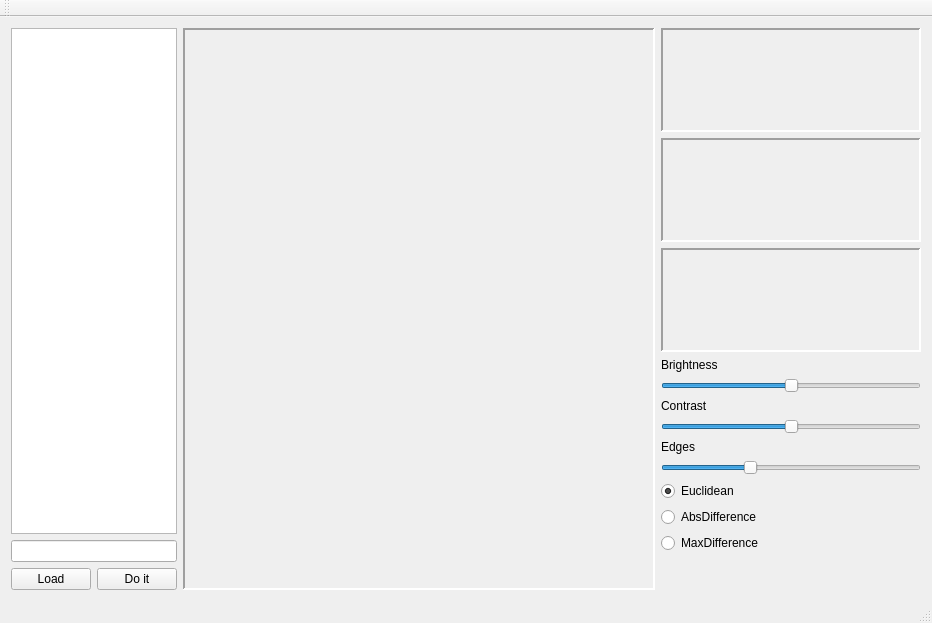
Old version of the form fpimage.ui in the repository Xuzon/ImageProcessing.
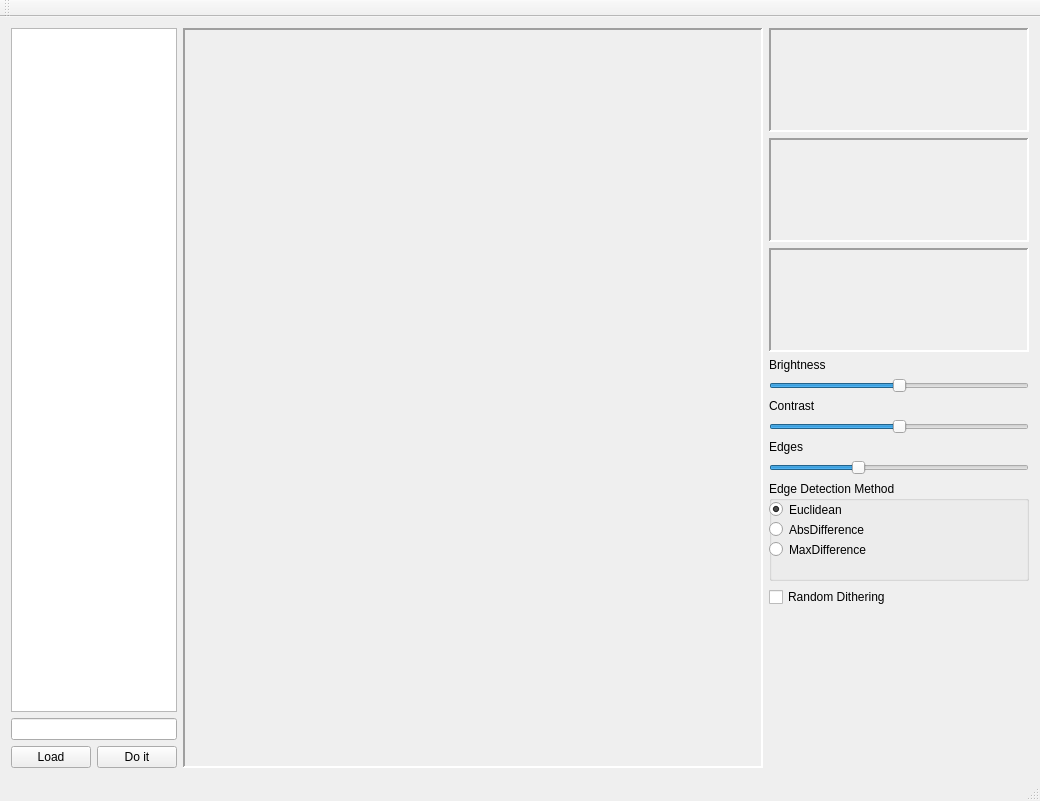
New version of the form.

What changed in the file:
```diff
--- a/fpimage.ui
+++ b/fpimage.ui
@@ -6,8 +6,8 @@
    <rect>
     <x>0</x>
     <y>0</y>
-    <width>932</width>
-    <height>623</height>
+    <width>1040</width>
+    <height>801</height>
    </rect>
   </property>
   <property name="windowTitle">
@@ -62,8 +62,8 @@
         <rect>
          <x>0</x>
          <y>0</y>
-         <width>476</width>
-         <height>548</height>
+         <width>584</width>
+         <height>726</height>
         </rect>
        </property>
        <layout class="QGridLayout" name="gridLayout">
@@ -231,7 +231,25 @@
        </widget>
       </item>
       <item>
+       <widget class="QGroupBox" name="RadioEdgeGroup">
+        <property name="minimumSize">
+         <size>
+          <width>0</width>
+          <height>100</height>
+         </size>
+        </property>
+        <property name="title">
+         <string>Edge Detection Method</string>
+        </property>
        <widget class="QRadioButton" name="EuclideanRButton">
+         <property name="geometry">
+          <rect>
+           <x>0</x>
+           <y>20</y>
+           <width>260</width>
+           <height>17</height>
+          </rect>
+         </property>
         <property name="text">
          <string>Euclidean</string>
         </property>
@@ -239,20 +257,40 @@
          <bool>true</bool>
         </property>
        </widget>
-      </item>
-      <item>
        <widget class="QRadioButton" name="AbsDifferenceRButton">
+         <property name="geometry">
+          <rect>
+           <x>0</x>
+           <y>40</y>
+           <width>260</width>
+           <height>17</height>
+          </rect>
+         </property>
         <property name="text">
          <string>AbsDifference</string>
         </property>
        </widget>
-      </item>
-      <item>
        <widget class="QRadioButton" name="MaxDifferenceRButton">
+         <property name="geometry">
+          <rect>
+           <x>0</x>
+           <y>60</y>
+           <width>260</width>
+           <height>17</height>
+          </rect>
+         </property>
         <property name="text">
          <string>MaxDifference</string>
         </property>
        </widget>
+       </widget>
+      </item>
+      <item>
+       <widget class="QCheckBox" name="CheckRandomDithering">
+        <property name="text">
+         <string>Random Dithering</string>
+        </property>
+       </widget>
       </item>
       <item>
        <spacer name="verticalSpacer">
```
Left out of the diff: 2 changed lines with no effect on the pictures. Lines whose indentation alone changed are shown as unchanged.
